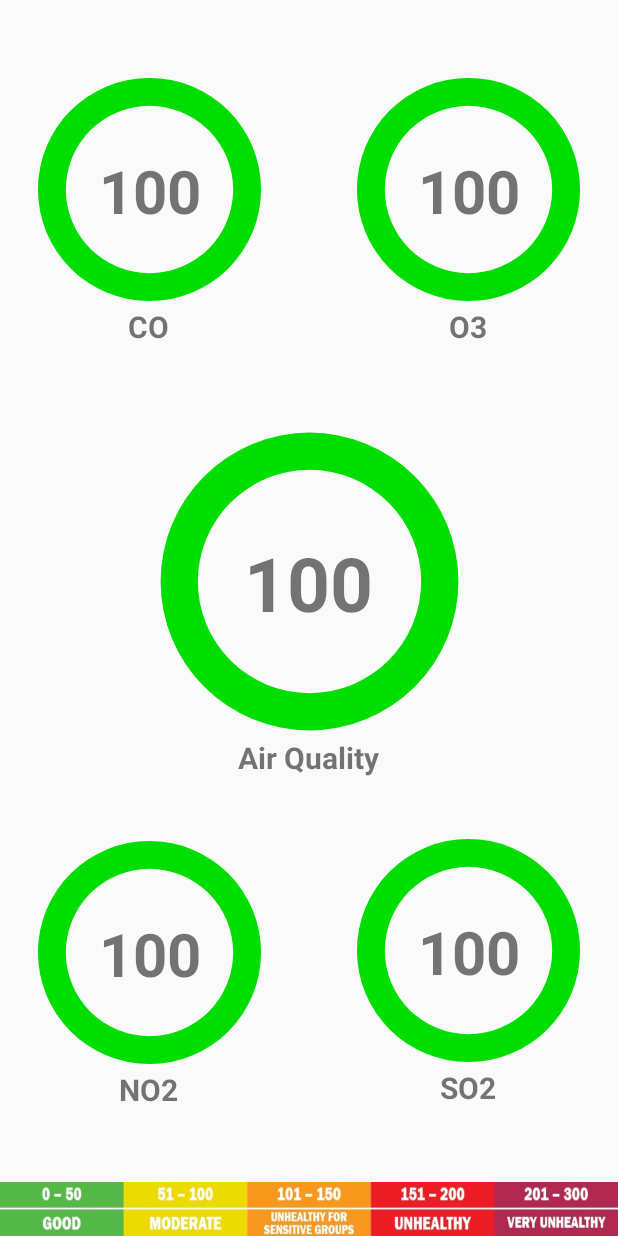
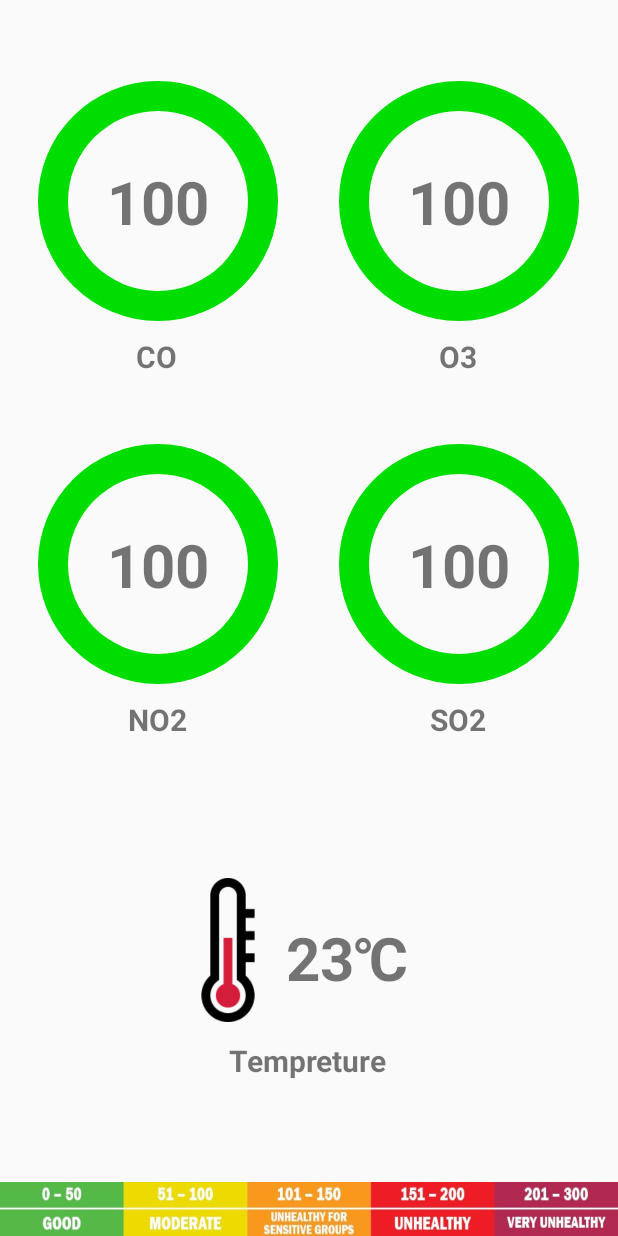
Before and after one commit to YeonJunKim/ProjectE, an Android app: the fragment RealTimeFragment shown on its own in the app's theme, on a phone screen of 412 x 824 dp. Run offline under Robolectric (Android 15) with nearby library versions, the phone set to English and light mode, and no system bars.

Commit message:
LAST COMMIT

```diff
--- a/app/src/main/java/com/example/yeonjun/uidesign/RealTimeFragment.java
+++ b/app/src/main/java/com/example/yeonjun/uidesign/RealTimeFragment.java
@@ -26,12 +26,11 @@ import java.util.TimerTask;
 
 public class RealTimeFragment extends Fragment {
 
-    ProgressBar aqiProgressBar;
     ProgressBar coProgressBar;
     ProgressBar o3ProgressBar;
     ProgressBar no2ProgressBar;
     ProgressBar so2ProgressBar;
-    TextView aqiNumberTextView;
+    TextView tempNumberTextView;
     TextView coNumberTextView;
     TextView o3NumberTextView;
     TextView no2NumberTextView;
@@ -47,16 +46,21 @@ public class RealTimeFragment extends Fragment {
                     if(sp.getInt(StatusCode.SSN, -1) != -1) {
                         try {
                             JSONObject data = new JSONObject(sp.getString(StatusCode.RT_AQI, null));
-                            coNumberTextView.setText(String.format("%.1f", data.getDouble("CO")));
-                            o3NumberTextView.setText(String.format("%.1f", data.getDouble("O3")));
-                            so2NumberTextView.setText(String.format("%.1f", data.getDouble("SO2")));
-                            no2NumberTextView.setText(String.format("%.1f", data.getDouble("NO2")));
+                            coNumberTextView.setText(String.format("%.0f", data.getDouble("CO")));
+                            o3NumberTextView.setText(String.format("%.0f", data.getDouble("O3")));
+                            so2NumberTextView.setText(String.format("%.0f", data.getDouble("SO2")));
+                            no2NumberTextView.setText(String.format("%.0f", data.getDouble("NO2")));
+                            //tempNumberTextView.setText(String.format("%.0f", data.getDouble("TEMP")));
+                            coProgressBar.getProgressDrawable().setColorFilter(GetAQIColor(data.getDouble("CO")), android.graphics.PorterDuff.Mode.SRC_IN);
+                            so2ProgressBar.getProgressDrawable().setColorFilter(GetAQIColor(data.getDouble("SO2")), android.graphics.PorterDuff.Mode.SRC_IN);
+                            o3ProgressBar.getProgressDrawable().setColorFilter(GetAQIColor(data.getDouble("O3")), android.graphics.PorterDuff.Mode.SRC_IN);
+                            no2ProgressBar.getProgressDrawable().setColorFilter(GetAQIColor(data.getDouble("NO2")), android.graphics.PorterDuff.Mode.SRC_IN);
                         } catch (Exception e) {
                             Log.i("JADE-APD-UPDATE-ERROR", e.toString());
                         }
                     }
                     break;
-            }Double.parseDouble(String.format("%.1f", 10.0 / 3));
+            }
         }
     };
 
@@ -73,13 +77,12 @@ public class RealTimeFragment extends Fragment {
 
         sp = getActivity().getSharedPreferences(getString(R.string.sh_pref), Context.MODE_PRIVATE);
 
-        aqiProgressBar = view.findViewById(R.id.aqiProgressBar);
         coProgressBar = view.findViewById(R.id.coProgressBar);
         o3ProgressBar = view.findViewById(R.id.o3ProgressBar);
         no2ProgressBar = view.findViewById(R.id.no2ProgressBar);
         so2ProgressBar = view.findViewById(R.id.so2ProgressBar);
 
-        aqiNumberTextView = view.findViewById(R.id.aqiNumberTextView);
+        tempNumberTextView = view.findViewById(R.id.tempNumberTextView);
         coNumberTextView = view.findViewById(R.id.coNumberTextView);
         o3NumberTextView = view.findViewById(R.id.o3NumberTextView);
         no2NumberTextView = view.findViewById(R.id.no2NumberTextView);
@@ -111,4 +114,25 @@ public class RealTimeFragment extends Fragment {
             handler.obtainMessage(StatusCode.UPDATE).sendToTarget();
         }
     }
+
+
+    int GetAQIColor(Double aqi) {
+        Log.d("ddddddddddd", Double.toString(aqi));
+        int color;
+
+        if(aqi > 300)
+            color = Color.argb(200, 126, 0, 35);
+        else if(aqi > 200)
+            color = Color.argb(200, 153, 0, 76);
+        else if(aqi > 150)
+            color = Color.argb(200, 255, 0, 0);
+        else if(aqi > 100)
+            color = Color.argb(200, 255, 126, 0);
+        else if(aqi > 50)
+            color = Color.argb(200, 255, 255, 0);
+        else
+            color = Color.argb(200, 0, 228, 0);
+
+        return color;
+    }
 }
--- a/app/src/main/res/layout/fragment_real_time.xml
+++ b/app/src/main/res/layout/fragment_real_time.xml
@@ -10,92 +10,62 @@
         android:layout_width="match_parent"
         android:layout_height="match_parent">
 
-        <ProgressBar
-            android:id="@+id/aqiProgressBar"
-            style="?android:attr/progressBarStyleHorizontal"
-            android:layout_width="223dp"
-            android:layout_height="207dp"
+        <TextView
+            android:id="@+id/tempNumberTextView"
+            android:layout_width="wrap_content"
+            android:layout_height="wrap_content"
             android:layout_centerInParent="true"
             android:layout_marginBottom="8dp"
+            android:layout_marginEnd="140dp"
+            android:layout_marginRight="140dp"
+            android:layout_marginTop="8dp"
+            android:gravity="center"
+            android:text="23℃"
+            android:textAppearance="?android:attr/textAppearanceSmall"
+            android:textSize="40dp"
+            android:textStyle="bold"
+            app:layout_constraintBottom_toBottomOf="parent"
+            app:layout_constraintEnd_toEndOf="parent"
+            app:layout_constraintTop_toTopOf="parent"
+            app:layout_constraintVertical_bias="0.8" />
+
+        <TextView
+            android:id="@+id/tempTitleTextView"
+            android:layout_width="wrap_content"
+            android:layout_height="wrap_content"
+            android:layout_marginEnd="153dp"
+            android:layout_marginLeft="152dp"
+            android:layout_marginRight="153dp"
+            android:layout_marginStart="152dp"
+            android:layout_marginTop="28dp"
+            android:text="Tempreture"
+            android:textSize="20dp"
+            android:textStyle="bold"
+            app:layout_constraintEnd_toEndOf="parent"
+            app:layout_constraintStart_toStartOf="parent"
+            app:layout_constraintTop_toBottomOf="@+id/tempNumberTextView" />
+
+
+        <ProgressBar
+            android:id="@+id/coProgressBar"
+            style="?android:attr/progressBarStyleHorizontal"
+            android:layout_width="180dp"
+            android:layout_height="180dp"
+            android:layout_centerInParent="true"
             android:layout_marginEnd="8dp"
             android:layout_marginLeft="8dp"
             android:layout_marginRight="8dp"
             android:layout_marginStart="8dp"
-            android:layout_marginTop="8dp"
+            android:layout_marginTop="44dp"
             android:indeterminate="false"
             android:max="100"
             android:progress="0"
             android:progressDrawable="@drawable/custom_progressbar_drawable"
             android:secondaryProgress="0"
-            app:layout_constraintBottom_toBottomOf="parent"
-            app:layout_constraintEnd_toEndOf="parent"
-            app:layout_constraintStart_toStartOf="parent"
-            app:layout_constraintTop_toTopOf="parent"
-            app:layout_constraintVertical_bias="0.459" />
-
-        <TextView
-            android:id="@+id/aqiNumberTextView"
-            android:layout_width="wrap_content"
-            android:layout_height="wrap_content"
-            android:layout_alignBottom="@+id/aqiProgressBar"
-            android:layout_centerInParent="true"
-            android:layout_marginBottom="8dp"
-            android:layout_marginEnd="8dp"
-            android:layout_marginLeft="8dp"
-            android:layout_marginRight="8dp"
-            android:layout_marginStart="8dp"
-            android:layout_marginTop="8dp"
-            android:text="100"
-            android:textAppearance="?android:attr/textAppearanceSmall"
-            android:textSize="50dp"
-            android:textStyle="bold"
-            app:layout_constraintBottom_toBottomOf="@+id/aqiProgressBar"
-            app:layout_constraintEnd_toEndOf="@+id/aqiProgressBar"
-            app:layout_constraintHorizontal_bias="0.496"
-            app:layout_constraintStart_toStartOf="@+id/aqiProgressBar"
-            app:layout_constraintTop_toTopOf="@+id/aqiProgressBar"
-            app:layout_constraintVertical_bias="0.503" />
-
-        <TextView
-            android:id="@+id/aqiTitleTextView"
-            android:layout_width="wrap_content"
-            android:layout_height="wrap_content"
-            android:layout_marginEnd="8dp"
-            android:layout_marginLeft="8dp"
-            android:layout_marginRight="8dp"
-            android:layout_marginStart="8dp"
-            android:text="Air Quality"
-            android:textSize="20dp"
-            android:textStyle="bold"
-            app:layout_constraintEnd_toEndOf="@+id/aqiProgressBar"
-            app:layout_constraintHorizontal_bias="0.495"
-            app:layout_constraintStart_toStartOf="@+id/aqiProgressBar"
-            app:layout_constraintTop_toBottomOf="@+id/aqiProgressBar" />
-
-
-        <ProgressBar
-            android:id="@+id/coProgressBar"
-            style="?android:attr/progressBarStyleHorizontal"
-            android:layout_width="167dp"
-            android:layout_height="155dp"
-            android:layout_centerInParent="true"
-            android:layout_marginBottom="8dp"
-            android:layout_marginEnd="8dp"
-            android:layout_marginLeft="8dp"
-            android:layout_marginRight="8dp"
-            android:layout_marginStart="8dp"
-            android:layout_marginTop="8dp"
-            android:indeterminate="false"
-            android:max="100"
-            android:progress="0"
-            android:progressDrawable="@drawable/custom_progressbar_drawable"
-            android:secondaryProgress="0"
-            app:layout_constraintBottom_toTopOf="@+id/aqiProgressBar"
             app:layout_constraintEnd_toEndOf="parent"
             app:layout_constraintHorizontal_bias="0.035"
             app:layout_constraintStart_toStartOf="parent"
-            app:layout_constraintTop_toTopOf="parent"
-            app:layout_constraintVertical_bias="0.36" />
+            app:layout_constraintTop_toTopOf="parent" />
 
         <TextView
             android:id="@+id/coNumberTextView"
@@ -113,6 +83,7 @@
             android:textAppearance="?android:attr/textAppearanceSmall"
             android:textSize="40dp"
             android:textStyle="bold"
+            android:gravity="center"
             app:layout_constraintBottom_toBottomOf="@+id/coProgressBar"
             app:layout_constraintEnd_toEndOf="@+id/coProgressBar"
             app:layout_constraintStart_toStartOf="@+id/coProgressBar"
@@ -138,26 +109,23 @@
         <ProgressBar
             android:id="@+id/o3ProgressBar"
             style="?android:attr/progressBarStyleHorizontal"
-            android:layout_width="167dp"
-            android:layout_height="155dp"
+            android:layout_width="180dp"
+            android:layout_height="180dp"
             android:layout_centerInParent="true"
-            android:layout_marginBottom="8dp"
             android:layout_marginEnd="8dp"
             android:layout_marginLeft="8dp"
             android:layout_marginRight="8dp"
             android:layout_marginStart="8dp"
-            android:layout_marginTop="8dp"
+            android:layout_marginTop="44dp"
             android:indeterminate="false"
             android:max="100"
             android:progress="0"
             android:progressDrawable="@drawable/custom_progressbar_drawable"
             android:secondaryProgress="0"
-            app:layout_constraintBottom_toTopOf="@+id/aqiProgressBar"
             app:layout_constraintEnd_toEndOf="parent"
             app:layout_constraintHorizontal_bias="0.964"
             app:layout_constraintStart_toStartOf="parent"
-            app:layout_constraintTop_toTopOf="parent"
-            app:layout_constraintVertical_bias="0.36" />
+            app:layout_constraintTop_toTopOf="parent" />
 
         <TextView
             android:id="@+id/o3NumberTextView"
@@ -175,6 +143,7 @@
             android:textAppearance="?android:attr/textAppearanceSmall"
             android:textSize="40dp"
             android:textStyle="bold"
+            android:gravity="center"
             app:layout_constraintBottom_toBottomOf="@+id/o3ProgressBar"
             app:layout_constraintEnd_toEndOf="@+id/o3ProgressBar"
             app:layout_constraintStart_toStartOf="@+id/o3ProgressBar"
@@ -201,8 +170,8 @@
         <ProgressBar
             android:id="@+id/no2ProgressBar"
             style="?android:attr/progressBarStyleHorizontal"
-            android:layout_width="167dp"
-            android:layout_height="155dp"
+            android:layout_width="180dp"
+            android:layout_height="180dp"
             android:layout_centerInParent="true"
             android:layout_marginBottom="8dp"
             android:layout_marginEnd="8dp"
@@ -219,8 +188,8 @@
             app:layout_constraintEnd_toEndOf="parent"
             app:layout_constraintHorizontal_bias="0.035"
             app:layout_constraintStart_toStartOf="parent"
-            app:layout_constraintTop_toTopOf="@+id/aqiTitleTextView"
-            app:layout_constraintVertical_bias="0.36" />
+            app:layout_constraintTop_toTopOf="@+id/coTitleTextView"
+            app:layout_constraintVertical_bias="0.133" />
 
         <TextView
             android:id="@+id/no2NumberTextView"
@@ -237,6 +206,7 @@
             android:textAppearance="?android:attr/textAppearanceSmall"
             android:textSize="40dp"
             android:textStyle="bold"
+            android:gravity="center"
             app:layout_constraintBottom_toBottomOf="@+id/no2ProgressBar"
             app:layout_constraintEnd_toEndOf="@+id/no2ProgressBar"
             app:layout_constraintStart_toStartOf="@+id/no2ProgressBar"
@@ -263,8 +233,8 @@
         <ProgressBar
             android:id="@+id/so2ProgressBar"
             style="?android:attr/progressBarStyleHorizontal"
-            android:layout_width="167dp"
-            android:layout_height="155dp"
+            android:layout_width="180dp"
+            android:layout_height="180dp"
             android:layout_centerInParent="true"
             android:layout_marginBottom="8dp"
             android:layout_marginEnd="8dp"
@@ -281,8 +251,8 @@
             app:layout_constraintEnd_toEndOf="parent"
             app:layout_constraintHorizontal_bias="0.964"
             app:layout_constraintStart_toStartOf="parent"
-            app:layout_constraintTop_toTopOf="@+id/aqiTitleTextView"
-            app:layout_constraintVertical_bias="0.352" />
+            app:layout_constraintTop_toTopOf="@+id/o3TitleTextView"
+            app:layout_constraintVertical_bias="0.133" />
 
         <TextView
             android:id="@+id/so2NumberTextView"
@@ -299,6 +269,7 @@
             android:textAppearance="?android:attr/textAppearanceSmall"
             android:textSize="40dp"
             android:textStyle="bold"
+            android:gravity="center"
             app:layout_constraintBottom_toBottomOf="@+id/so2ProgressBar"
             app:layout_constraintEnd_toEndOf="@+id/so2ProgressBar"
             app:layout_constraintStart_toStartOf="@+id/so2ProgressBar"
@@ -332,6 +303,21 @@
             app:layout_constraintHorizontal_bias="0.0"
             app:layout_constraintStart_toStartOf="parent" />
 
+        <ImageView
+            android:id="@+id/imageView4"
+            android:layout_width="120dp"
+            android:layout_height="96dp"
+            android:layout_marginBottom="12dp"
+            android:layout_marginEnd="8dp"
+            android:layout_marginLeft="92dp"
+            android:layout_marginRight="8dp"
+            android:layout_marginStart="92dp"
+            android:src="@drawable/tempicon"
+            app:layout_constraintBottom_toTopOf="@+id/tempTitleTextView"
+            app:layout_constraintEnd_toEndOf="parent"
+            app:layout_constraintHorizontal_bias="0.0"
+            app:layout_constraintStart_toStartOf="parent" />
+
 
     </android.support.constraint.ConstraintLayout>
 
```
Also changed, not shown: app/src/main/res/drawable-v21/tempicon.png (added).
